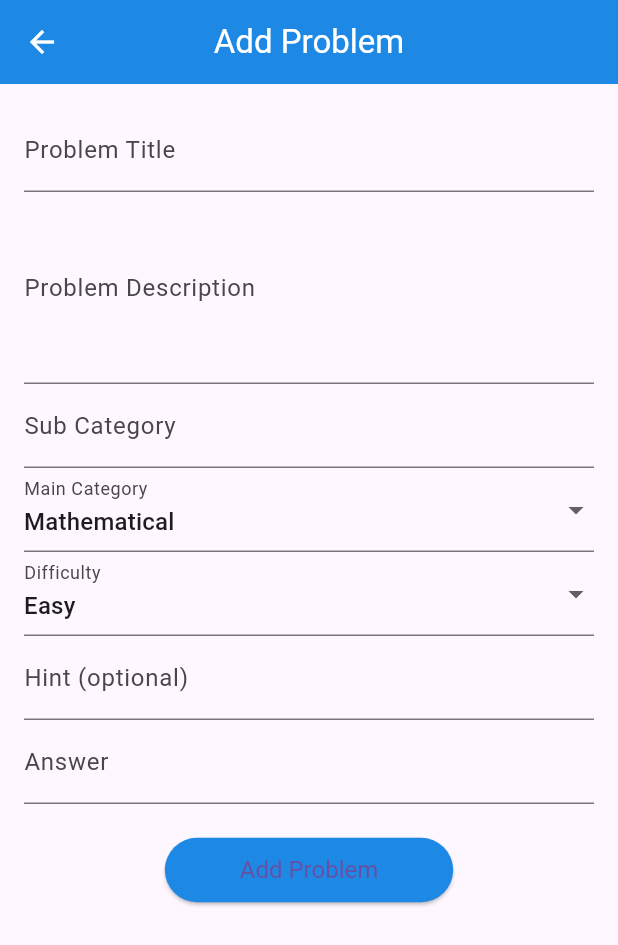
After one commit to dasjoy7/project_1_cse_3240-, a Flutter app: the AdminPanel screen opened directly, after a tap on "Add Problem", on a phone screen of 412 x 824 dp. The commit adds this screen. Shown: the top 945 px of the screen. Run offline on Flutter 3.47's test engine with Material 3 defaults, Android fonts, the phone set to English and light mode, and no system bars; our stand-ins replace supabase_flutter; accounts and stored records are empty.

Commit message:
admin panel add problem and delete

```diff
--- /dev/null
+++ b/lib/admin panel/add_problem_page.dart
@@ -0,0 +1,156 @@
+import 'package:flutter/material.dart';
+import 'package:supabase_flutter/supabase_flutter.dart';
+
+class AddProblemPage extends StatefulWidget {
+  const AddProblemPage({super.key});
+
+  @override
+  _AddProblemPageState createState() => _AddProblemPageState();
+}
+
+class _AddProblemPageState extends State<AddProblemPage> {
+  // Form Controllers for the problem details
+  final _titleController = TextEditingController();
+  final _descriptionController = TextEditingController();
+  final _subCategoryController = TextEditingController();
+  final _hintController = TextEditingController();
+  final _answerController = TextEditingController();
+
+  // Form values for Dropdown selections
+  String? _mainCategory = 'Mathematical';
+  String? _difficulty = 'Easy';
+
+  // List of categories and difficulty levels
+  final List<String> _categories = ['Mathematical', 'Logical', 'Puzzle'];
+  final List<String> _difficulties = ['Easy', 'Medium', 'Hard'];
+
+  // Supabase instance
+  final SupabaseClient _supabase = Supabase.instance.client;
+
+  // Function to add problem
+  Future<void> _addProblem() async {
+    final title = _titleController.text;
+    final description = _descriptionController.text;
+    final subCategory = _subCategoryController.text;
+    final hint = _hintController.text.isNotEmpty ? _hintController.text : null;
+    final answer = _answerController.text;
+
+    if (title.isEmpty || description.isEmpty || subCategory.isEmpty || _mainCategory == null || _difficulty == null || answer.isEmpty) {
+      ScaffoldMessenger.of(context).showSnackBar(
+        const SnackBar(content: Text('Please fill in all the fields')),
+      );
+      return;
+    }
+
+    try {
+      await _supabase.from('problems').insert({
+        'title': title,
+        'description': description,
+        'main_category': _mainCategory,
+        'sub_category': subCategory,
+        'difficulty': _difficulty,
+        'hint': hint,
+        'answer': answer,
+        'total_submission': 0,
+      });
+
+      ScaffoldMessenger.of(context).showSnackBar(
+        const SnackBar(content: Text('Problem added successfully!')),
+      );
+
+      _titleController.clear();
+      _descriptionController.clear();
+      _subCategoryController.clear();
+      _hintController.clear();
+      _answerController.clear();
+    } catch (e) {
+      ScaffoldMessenger.of(context).showSnackBar(
+        SnackBar(content: Text('Error: ${e.toString()}')),
+      );
+    }
+  }
+
+  @override
+  Widget build(BuildContext context) {
+    return Scaffold(
+      appBar: AppBar(
+        title: const Text("Add Problem"),
+        backgroundColor: const Color(0xFF1E88E5),
+        foregroundColor: Colors.white,
+        centerTitle: true,
+      ),
+      body: Padding(
+        padding: const EdgeInsets.all(16.0),
+        child: SingleChildScrollView(
+          child: Column(
+            children: [
+              TextField(
+                controller: _titleController,
+                decoration: const InputDecoration(labelText: 'Problem Title'),
+              ),
+              TextField(
+                controller: _descriptionController,
+                decoration: const InputDecoration(labelText: 'Problem Description'),
+                maxLines: 4,
+              ),
+              TextField(
+                controller: _subCategoryController,
+                decoration: const InputDecoration(labelText: 'Sub Category'),
+              ),
+              // Main Category Dropdown
+              DropdownButtonFormField<String>(
+                value: _mainCategory,
+                decoration: const InputDecoration(labelText: 'Main Category'),
+                items: _categories.map((String category) {
+                  return DropdownMenuItem<String>(
+                    value: category,
+                    child: Text(category),
+                  );
+                }).toList(),
+                onChanged: (value) {
+                  setState(() {
+                    _mainCategory = value;
+                  });
+                },
+              ),
+              // Difficulty Dropdown
+              DropdownButtonFormField<String>(
+                value: _difficulty,
+                decoration: const InputDecoration(labelText: 'Difficulty'),
+                items: _difficulties.map((String difficulty) {
+                  return DropdownMenuItem<String>(
+                    value: difficulty,
+                    child: Text(difficulty),
+                  );
+                }).toList(),
+                onChanged: (value) {
+                  setState(() {
+                    _difficulty = value;
+                  });
+                },
+              ),
+              TextField(
+                controller: _hintController,
+                decoration: const InputDecoration(labelText: 'Hint (optional)'),
+              ),
+              TextField(
+                controller: _answerController,
+                decoration: const InputDecoration(labelText: 'Answer'),
+              ),
+              const SizedBox(height: 20),
+              ElevatedButton(
+                onPressed: _addProblem,
+                child: const Text('Add Problem'),
+                style: ElevatedButton.styleFrom(
+                  backgroundColor: const Color(0xFF1E88E5), // Corrected color
+                  padding: const EdgeInsets.symmetric(horizontal: 50, vertical: 12),
+                  textStyle: const TextStyle(fontSize: 16),
+                ),
+              ),
+            ],
+          ),
+        ),
+      ),
+    );
+  }
+}
--- /dev/null
+++ b/lib/admin panel/admin_panel.dart
@@ -0,0 +1,75 @@
+import 'package:flutter/material.dart';
+import 'package:project_1_cse_3240/admin%20panel/delete_problem_page.dart';
+import 'add_problem_page.dart';
+
+class AdminPanel extends StatelessWidget {
+  const AdminPanel({super.key});
+
+  @override
+  Widget build(BuildContext context) {
+    return Scaffold(
+      appBar: AppBar(
+        title: const Text("Admin Panel"),
+        backgroundColor: const Color(0xFF1E88E5),
+        foregroundColor: Colors.white,
+        centerTitle: true,
+      ),
+      body: ListView(
+        children: [
+          ListTile(
+            leading: const Icon(Icons.add_box),
+            title: const Text("Add Problem"),
+            onTap: () {
+              // Navigate to Add Problem page
+              Navigator.push(
+                context,
+                MaterialPageRoute(
+                  builder: (context) => const AddProblemPage(),
+                ),
+              );
+            },
+          ),
+          ListTile(
+            leading: const Icon(Icons.add_circle),
+            title: const Text("Delete Problem"),
+            onTap: () {
+              // Navigate to Add Contest page
+              Navigator.push(
+                context,
+                MaterialPageRoute(
+                  builder: (context) => const DeleteProblemPage(),
+                ),
+              );
+            },
+          ),
+          ListTile(
+            leading: const Icon(Icons.article_outlined),
+            title: const Text("Blog Request"),
+            // onTap: () {
+            //   // Navigate to Blog Request page
+            //   Navigator.push(
+            //     context,
+            //     MaterialPageRoute(
+            //       // builder: (context) => const BlogRequestPage(),
+            //     ),
+            //   );
+            // },
+          ),
+          ListTile(
+            leading: const Icon(Icons.person_add_alt),
+            title: const Text("Assign Admin"),
+            // onTap: () {
+            //   // Navigate to Assign Admin page
+            //   Navigator.push(
+            //     context,
+            //     MaterialPageRoute(
+            //       // builder: (context) => const AssignAdminPage(),
+            //     ),
+            //   );
+            // },
+          ),
+        ],
+      ),
+    );
+  }
+}
```
Also changed, not shown: lib/admin panel/delete_problem_page.dart (added, +119 -0 lines), lib/main_wrapper.dart (+18 -5 lines), lib/problem/problem_controller.dart (+64 -10 lines), lib/problem/problem_page.dart (+38 -33 lines).
